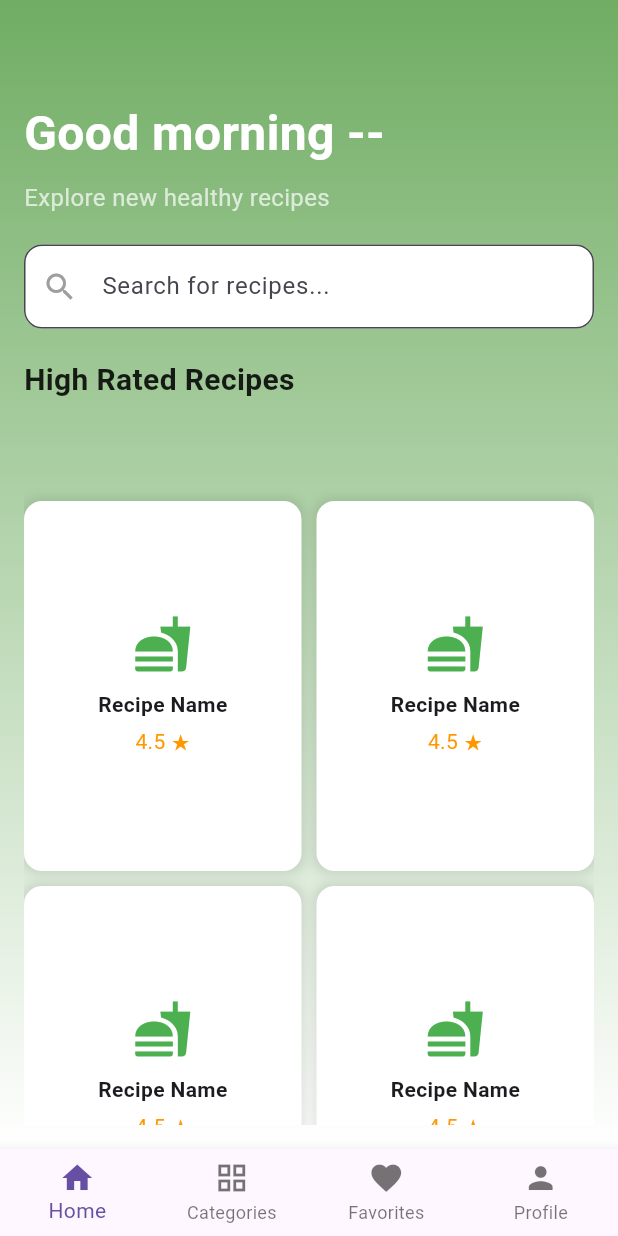
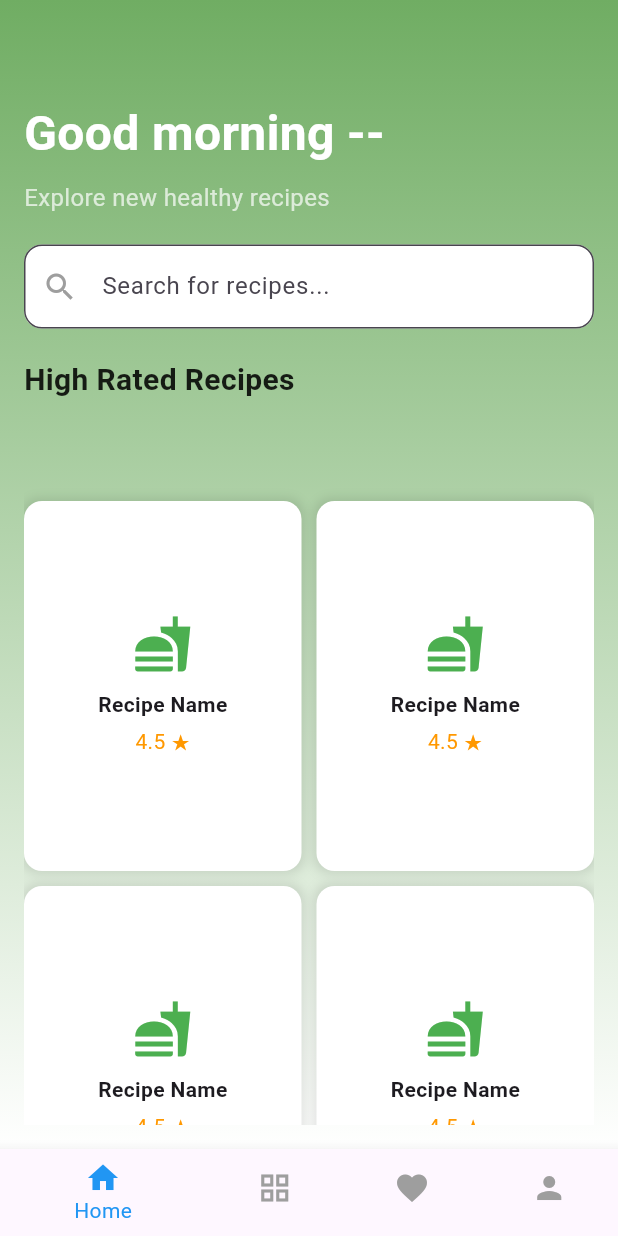
Before and after one commit to HamadAlmatouq/foodiez_frontend, a Flutter app: the screen it shows after launch, on a phone screen of 412 x 824 dp. Run offline on Flutter 3.47's test engine with Material 3 defaults, Android fonts, the phone set to English and light mode, and no system bars; our stand-ins replace go_router.

Commit message:
nav is working

```diff
--- a/lib/main.dart
+++ b/lib/main.dart
@@ -2,6 +2,9 @@ import 'package:flutter/material.dart';
 import 'package:foodiez_frontend/pages/home_page.dart';
 import 'package:foodiez_frontend/pages/signin_page.dart';
 import 'package:foodiez_frontend/pages/signup_page.dart';
+import 'package:foodiez_frontend/pages/categories_page.dart';
+import 'package:foodiez_frontend/pages/favorites_page.dart';
+import 'package:foodiez_frontend/pages/profile_page.dart';
 import 'package:go_router/go_router.dart';
 
 void main() {
@@ -10,10 +13,11 @@ void main() {
 
 class MainApp extends StatelessWidget {
   const MainApp({super.key});
+
   @override
   Widget build(BuildContext context) {
     final GoRouter _router = GoRouter(
-      initialLocation: '/home', //Main page
+      initialLocation: '/mainscreen', // Main page
       routes: [
         GoRoute(
           path: '/signin',
@@ -24,14 +28,61 @@ class MainApp extends StatelessWidget {
           builder: (context, state) => SignUpPage(),
         ),
         GoRoute(
-          path: '/home',
-          builder: (context, state) => const HomePage(),
+          path: '/mainscreen',
+          builder: (context, state) => const MainScreen(),
         ),
       ],
     );
+
     return MaterialApp.router(
       debugShowCheckedModeBanner: false,
       routerConfig: _router,
     );
   }
 }
+
+class MainScreen extends StatefulWidget {
+  const MainScreen({super.key});
+
+  @override
+  State<MainScreen> createState() => _MainScreenState();
+}
+
+class _MainScreenState extends State<MainScreen> {
+  int selectedIndex = 0; // Track the selected tab index
+
+  // List of pages for each tab
+  final List<Widget> pages = [
+    const HomePage(), // Home page content
+    const CategoriesPage(), // Categories page content
+    const FavoritesPage(), // Favorites page content
+    const ProfilePage(), // Profile page content
+  ];
+
+  void onItemTapped(int index) {
+    setState(() {
+      selectedIndex = index; // Update the selected tab
+    });
+  }
+
+  @override
+  Widget build(BuildContext context) {
+    return Scaffold(
+      body: pages[selectedIndex], // Display the selected page
+      bottomNavigationBar: BottomNavigationBar(
+        items: const <BottomNavigationBarItem>[
+          BottomNavigationBarItem(icon: Icon(Icons.home), label: 'Home'),
+          BottomNavigationBarItem(
+              icon: Icon(Icons.grid_view), label: 'Categories'),
+          BottomNavigationBarItem(
+              icon: Icon(Icons.favorite), label: 'Favorites'),
+          BottomNavigationBarItem(icon: Icon(Icons.person), label: 'Profile'),
+        ],
+        currentIndex: selectedIndex,
+        selectedItemColor: Colors.blue,
+        unselectedItemColor: Colors.grey,
+        onTap: onItemTapped, // Call the function to switch tabs
+      ),
+    );
+  }
+}
--- a/lib/pages/home_page.dart
+++ b/lib/pages/home_page.dart
@@ -1,8 +1,6 @@
 import 'package:flutter/material.dart';
-// import 'package:foodiez_frontend/pages/widgets/search_bar.dart';
 import 'package:foodiez_frontend/pages/widgets/search_bar.dart' as custom;
 import 'package:foodiez_frontend/pages/widgets/recipe_list.dart';
-import 'package:foodiez_frontend/pages/widgets/bottom_nav.dart';
 
 class HomePage extends StatelessWidget {
   const HomePage({Key? key}) : super(key: key);
@@ -66,7 +64,7 @@ class HomePage extends StatelessWidget {
           ),
         ),
       ),
-      bottomNavigationBar: const BottomNav(),
+      // bottomNavigationBar: const BottomNav(),
     );
   }
 }
--- a/lib/pages/widgets/bottom_nav.dart
+++ /dev/null
@@ -1,18 +0,0 @@
-import 'package:flutter/material.dart';
-
-class BottomNav extends StatelessWidget {
-  const BottomNav({Key? key}) : super(key: key);
-
-  @override
-  Widget build(BuildContext context) {
-    return BottomNavigationBar(
-      type: BottomNavigationBarType.fixed,
-      items: const [
-        BottomNavigationBarItem(icon: Icon(Icons.home), label: 'Home'),
-        BottomNavigationBarItem(icon: Icon(Icons.grid_view), label: 'Categories'),
-        BottomNavigationBarItem(icon: Icon(Icons.favorite), label: 'Favorites'),
-        BottomNavigationBarItem(icon: Icon(Icons.person), label: 'Profile'),
-      ],
-    );
-  }
-}
```
Also changed, not shown: lib/pages/categories_page.dart (added, +20 -0 lines), lib/pages/favorites_page.dart (added, +20 -0 lines), lib/pages/profile_page.dart (added, +20 -0 lines).
